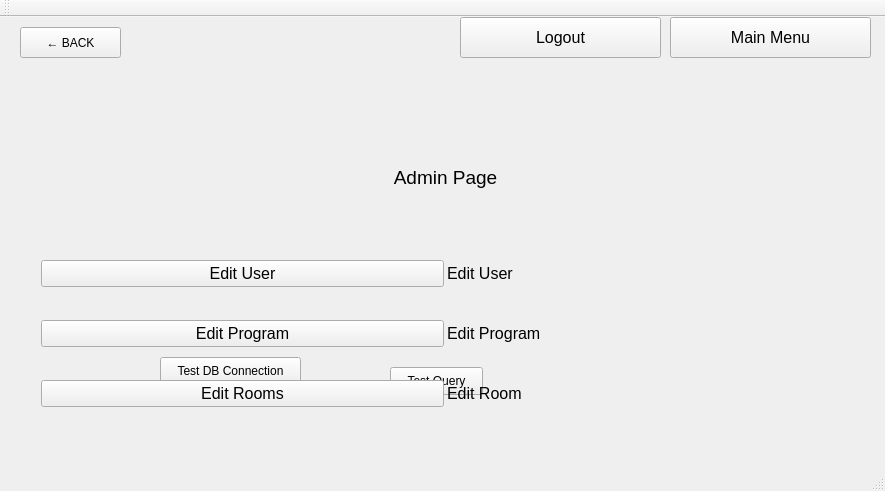
Before: the Qt Designer form ArcApp/mainwindow.ui in Arc-Project/Arc, drawn with Qt 5.
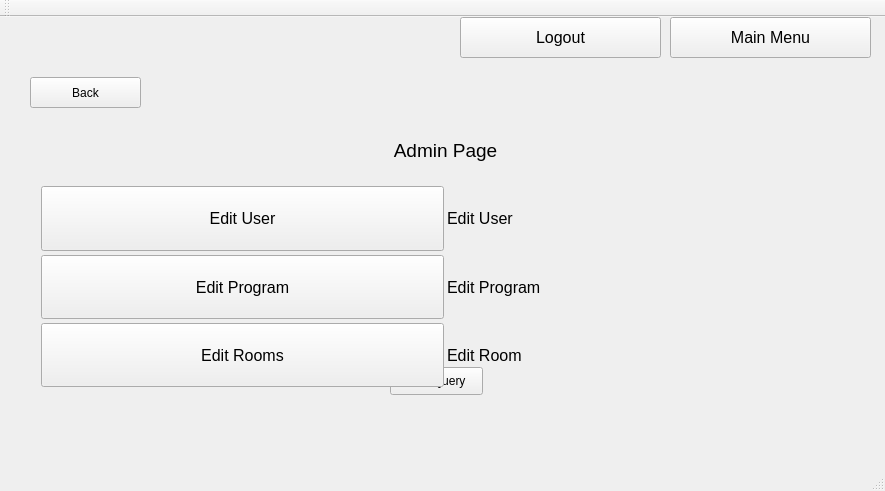
After: the same form once the commit is applied. The open tabs and pages were chosen to show the change.

Commit message: nth special

```diff
--- a/ArcApp/mainwindow.ui
+++ b/ArcApp/mainwindow.ui
@@ -398,9 +398,9 @@
       <property name="geometry">
        <rect>
         <x>30</x>
-        <y>20</y>
+        <y>40</y>
         <width>831</width>
-        <height>361</height>
+        <height>341</height>
        </rect>
       </property>
       <layout class="QGridLayout" name="gridLayout">
@@ -413,20 +413,14 @@
        <property name="verticalSpacing">
         <number>4</number>
        </property>
-       <item row="1" column="1">
-        <widget class="QLabel" name="label_10">
-         <property name="font">
-          <font>
-           <pointsize>12</pointsize>
-          </font>
-         </property>
-         <property name="text">
-          <string>Edit User</string>
-         </property>
-        </widget>
-       </item>
-       <item row="1" column="0">
+       <item row="2" column="0">
         <widget class="QPushButton" name="EditUserButton">
+         <property name="sizePolicy">
+          <sizepolicy hsizetype="Minimum" vsizetype="Minimum">
+           <horstretch>0</horstretch>
+           <verstretch>0</verstretch>
+          </sizepolicy>
+         </property>
          <property name="font">
           <font>
            <pointsize>12</pointsize>
@@ -438,7 +432,52 @@
         </widget>
        </item>
        <item row="2" column="1">
+        <widget class="QLabel" name="label_10">
+         <property name="sizePolicy">
+          <sizepolicy hsizetype="Minimum" vsizetype="Minimum">
+           <horstretch>0</horstretch>
+           <verstretch>0</verstretch>
+          </sizepolicy>
+         </property>
+         <property name="font">
+          <font>
+           <pointsize>12</pointsize>
+          </font>
+         </property>
+         <property name="text">
+          <string>Edit User</string>
+         </property>
+         <property name="alignment">
+          <set>Qt::AlignLeading|Qt::AlignLeft|Qt::AlignVCenter</set>
+         </property>
+        </widget>
+       </item>
+       <item row="4" column="1">
+        <widget class="QLabel" name="label_12">
+         <property name="sizePolicy">
+          <sizepolicy hsizetype="Minimum" vsizetype="Minimum">
+           <horstretch>0</horstretch>
+           <verstretch>0</verstretch>
+          </sizepolicy>
+         </property>
+         <property name="font">
+          <font>
+           <pointsize>12</pointsize>
+          </font>
+         </property>
+         <property name="text">
+          <string>Edit Room</string>
+         </property>
+        </widget>
+       </item>
+       <item row="3" column="1">
         <widget class="QLabel" name="label_11">
+         <property name="sizePolicy">
+          <sizepolicy hsizetype="Minimum" vsizetype="Minimum">
+           <horstretch>0</horstretch>
+           <verstretch>0</verstretch>
+          </sizepolicy>
+         </property>
          <property name="font">
           <font>
            <pointsize>12</pointsize>
@@ -449,8 +488,14 @@
          </property>
         </widget>
        </item>
-       <item row="3" column="0">
+       <item row="4" column="0">
         <widget class="QPushButton" name="EditRoomsButton">
+         <property name="sizePolicy">
+          <sizepolicy hsizetype="Minimum" vsizetype="Minimum">
+           <horstretch>0</horstretch>
+           <verstretch>0</verstretch>
+          </sizepolicy>
+         </property>
          <property name="font">
           <font>
            <pointsize>12</pointsize>
@@ -461,20 +506,14 @@
          </property>
         </widget>
        </item>
-       <item row="3" column="1">
-        <widget class="QLabel" name="label_12">
-         <property name="font">
-          <font>
-           <pointsize>12</pointsize>
-          </font>
-         </property>
-         <property name="text">
-          <string>Edit Room</string>
-         </property>
-        </widget>
-       </item>
-       <item row="2" column="0">
+       <item row="3" column="0">
         <widget class="QPushButton" name="EditProgramButton">
+         <property name="sizePolicy">
+          <sizepolicy hsizetype="Minimum" vsizetype="Minimum">
+           <horstretch>0</horstretch>
+           <verstretch>0</verstretch>
+          </sizepolicy>
+         </property>
          <property name="font">
           <font>
            <pointsize>12</pointsize>
@@ -491,7 +530,7 @@
           <bool>true</bool>
          </property>
          <property name="sizePolicy">
-          <sizepolicy hsizetype="Minimum" vsizetype="Fixed">
+          <sizepolicy hsizetype="Minimum" vsizetype="Minimum">
            <horstretch>0</horstretch>
            <verstretch>0</verstretch>
           </sizepolicy>
@@ -499,7 +538,7 @@
          <property name="minimumSize">
           <size>
            <width>0</width>
-           <height>100</height>
+           <height>0</height>
           </size>
          </property>
          <property name="font">
@@ -515,8 +554,37 @@
          </property>
         </widget>
        </item>
+       <item row="5" column="0" colspan="2">
+        <spacer name="verticalSpacer">
+         <property name="orientation">
+          <enum>Qt::Vertical</enum>
+         </property>
+         <property name="sizeType">
+          <enum>QSizePolicy::Minimum</enum>
+         </property>
+         <property name="sizeHint" stdset="0">
+          <size>
+           <width>0</width>
+           <height>50</height>
+          </size>
+         </property>
+        </spacer>
+       </item>
       </layout>
      </widget>
+     <widget class="QPushButton" name="pushButton_8">
+      <property name="geometry">
+       <rect>
+        <x>30</x>
+        <y>10</y>
+        <width>111</width>
+        <height>31</height>
+       </rect>
+      </property>
+      <property name="text">
+       <string>Back</string>
+      </property>
+     </widget>
     </widget>
     <widget class="QWidget" name="editUsers">
      <widget class="QWidget" name="gridLayoutWidget_2">
@@ -721,28 +789,6 @@
      <string>Logout</string>
     </property>
    </widget>
-   <widget class="QPushButton" name="pushButton_8">
-    <property name="geometry">
-     <rect>
-      <x>20</x>
-      <y>10</y>
-      <width>101</width>
-      <height>31</height>
-     </rect>
-    </property>
-    <property name="text">
-     <string>← BACK</string>
-    </property>
-   </widget>
-   <zorder>testDbConnBtn</zorder>
-   <zorder>testQueryBtn</zorder>
-   <zorder>stackedWidget</zorder>
-   <zorder>pushButton</zorder>
-   <zorder>pushButton_2</zorder>
-   <zorder>pushButton_3</zorder>
-   <zorder>label_6</zorder>
-   <zorder>AddRoomButton</zorder>
-   <zorder>pushButton_8</zorder>
   </widget>
   <widget class="QMenuBar" name="menuBar">
    <property name="geometry">
```
Left out of the diff: 4 changed lines with no effect on the pictures.
